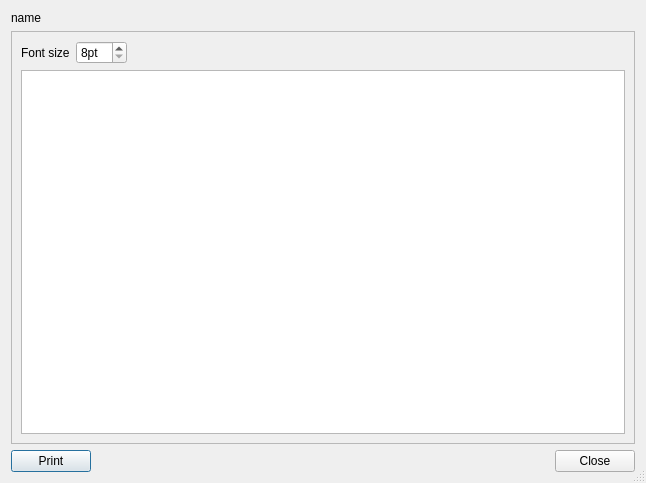
First picture: the form in src/dialog_fileview.ui, repository nmfs-ost/ss3-ssi, before the edit.
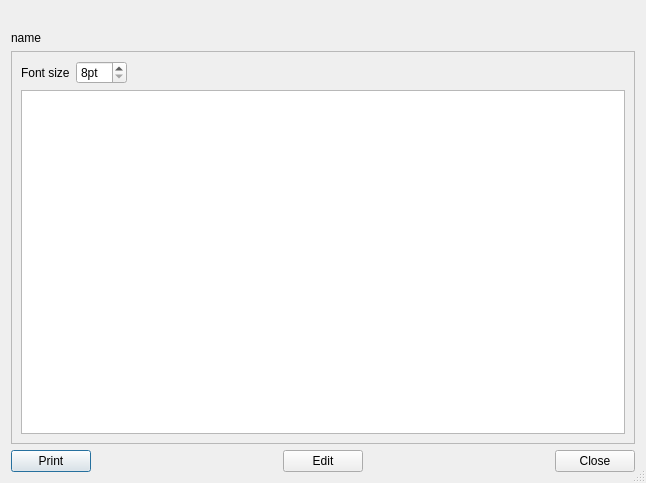
Second picture: the form after the edit.

Patch:
```diff
--- a/src/dialog_fileview.ui
+++ b/src/dialog_fileview.ui
@@ -17,6 +17,16 @@
    <bool>true</bool>
   </property>
   <layout class="QVBoxLayout" name="verticalLayout">
+   <item>
+    <widget class="QLabel" name="label_title">
+     <property name="text">
+      <string/>
+     </property>
+     <property name="alignment">
+      <set>Qt::AlignCenter</set>
+     </property>
+    </widget>
+   </item>
    <item>
     <widget class="QLabel" name="label_filename">
      <property name="text">
@@ -34,8 +44,8 @@
        <rect>
         <x>0</x>
         <y>0</y>
-        <width>622</width>
-        <height>399</height>
+        <width>626</width>
+        <height>384</height>
        </rect>
       </property>
       <layout class="QVBoxLayout" name="verticalLayout_2">
@@ -115,6 +125,26 @@
        </property>
       </spacer>
      </item>
+     <item>
+      <widget class="QPushButton" name="pushButton_edit">
+       <property name="text">
+        <string>Edit</string>
+       </property>
+      </widget>
+     </item>
+     <item>
+      <spacer name="horizontalSpacer_buttons2">
+       <property name="orientation">
+        <enum>Qt::Horizontal</enum>
+       </property>
+       <property name="sizeHint" stdset="0">
+        <size>
+         <width>40</width>
+         <height>20</height>
+        </size>
+       </property>
+      </spacer>
+     </item>
      <item>
       <widget class="QPushButton" name="pushButton_close">
        <property name="text">
```
